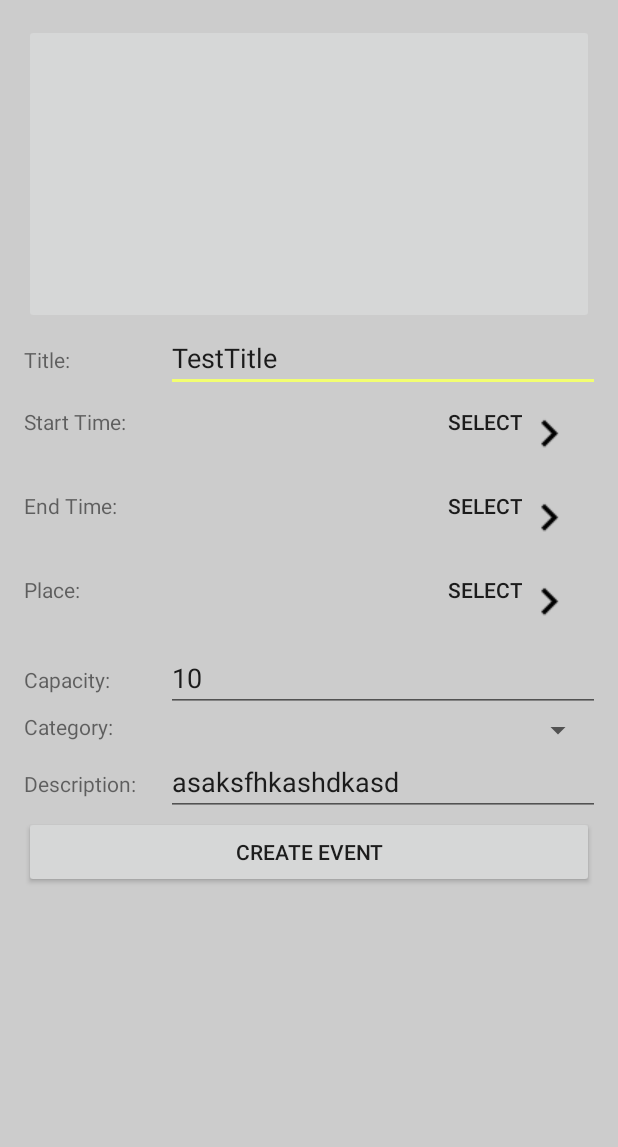
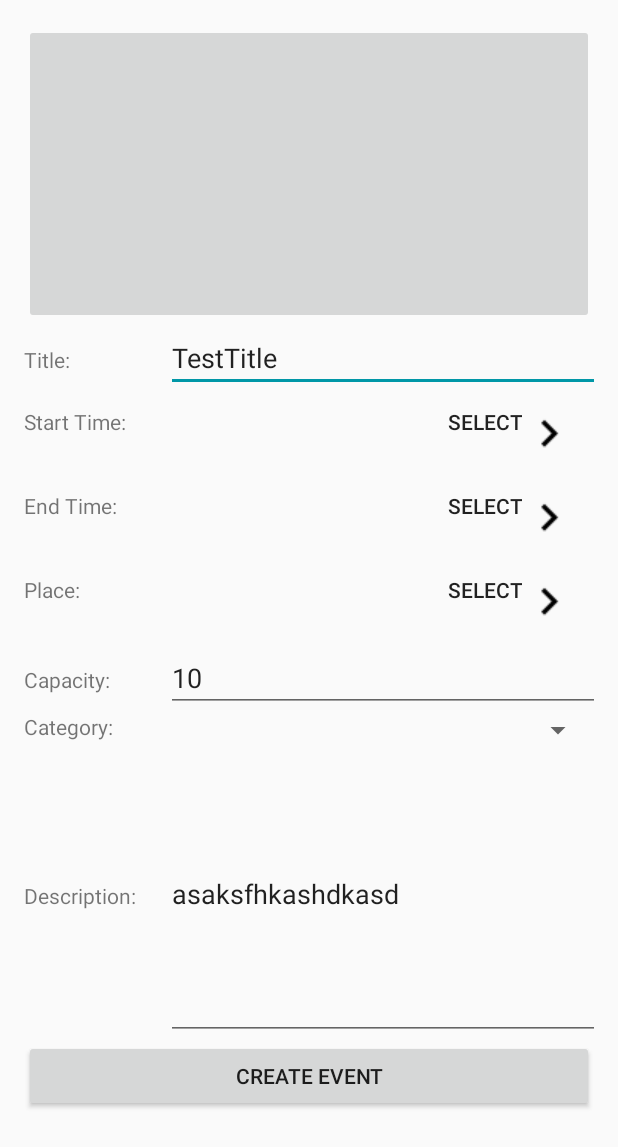
Before and after one commit to KuechA/mobEvent, an Android app: the layout content_add_event.xml on its own in the app's theme, with its tools: preview values and no code run, on a phone screen of 412 x 824 dp. Shown: the top 1147 px of the screen. Run offline under Robolectric (Android 15) with nearby library versions, the phone set to English and light mode, and no system bars.

Commit message:
New theme color

```diff
--- a/VFriend-master/app/src/main/res/layout/content_add_event.xml
+++ b/VFriend-master/app/src/main/res/layout/content_add_event.xml
@@ -14,7 +14,6 @@
         android:padding="8dp"
         android:fillViewport="true"
         tools:layout_editor_absoluteY="8dp"
-        android:background="@color/light_grey"
         tools:layout_editor_absoluteX="8dp">
 
     <LinearLayout
@@ -190,6 +189,8 @@
                 android:layout_width="0dp"
                 android:layout_height="wrap_content"
                 android:layout_weight="80"
+                android:inputType="textMultiLine"
+                android:lines="8"
                 android:text="asaksfhkashdkasd"/>
         </LinearLayout>
 
--- a/VFriend-master/app/src/main/res/values/colors.xml
+++ b/VFriend-master/app/src/main/res/values/colors.xml
@@ -21,6 +21,8 @@
     <color name="dark_grey">#4d4d4d</color>
     <color name="grey">#a9a9a9</color>
     <color name="light_grey">#cccccc</color>
+    <color name="lighter_grey">#cccccc</color>
+    <color name="accent_blue">#0073c9</color>
 
 
 
--- a/VFriend-master/app/src/main/res/values/styles.xml
+++ b/VFriend-master/app/src/main/res/values/styles.xml
@@ -5,7 +5,7 @@
         <!-- Customize your theme here. -->
         <item name="colorPrimary">@color/colorPrimary</item>
         <item name="colorPrimaryDark">@color/colorPrimaryDark</item>
-        <item name="colorAccent">@color/colorAccent</item>
+        <item name="colorAccent">@color/colorPrimaryDark</item>
     </style>
 
     <style name="AppTheme.NoActionBar">
```
Also changed, not shown: VFriend-master/app/src/main/java/fr/eurecom/Ready2Meet/uiExtensions/MultiSelectSpinner.java (+4 -5 lines).
